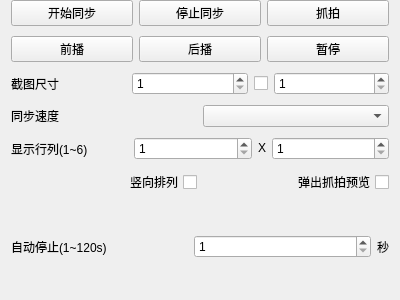
intWang/BDY, file PC_ClientSDK.201804142014/PPPCS_ClientUI/SnapCtrlWidget.ui: the form before one commit.
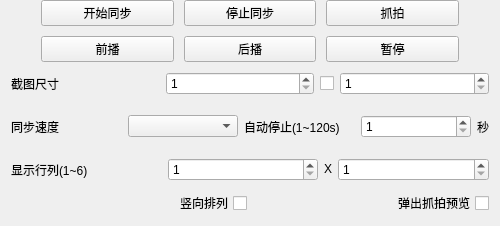
The form after the commit.

```diff
--- a/PC_ClientSDK.201804142014/PPPCS_ClientUI/SnapCtrlWidget.ui
+++ b/PC_ClientSDK.201804142014/PPPCS_ClientUI/SnapCtrlWidget.ui
@@ -6,8 +6,8 @@
    <rect>
     <x>0</x>
     <y>0</y>
-    <width>400</width>
-    <height>300</height>
+    <width>500</width>
+    <height>226</height>
    </rect>
   </property>
   <property name="windowTitle">
@@ -22,6 +22,15 @@
    </property>
    <item>
     <layout class="QHBoxLayout" name="horizontalLayout">
+     <property name="spacing">
+      <number>10</number>
+     </property>
+     <property name="leftMargin">
+      <number>30</number>
+     </property>
+     <property name="rightMargin">
+      <number>30</number>
+     </property>
      <item>
       <widget class="QPushButton" name="btnStartSync">
        <property name="text">
@@ -47,6 +56,15 @@
    </item>
    <item>
     <layout class="QHBoxLayout" name="horizontalLayout_2">
+     <property name="spacing">
+      <number>10</number>
+     </property>
+     <property name="leftMargin">
+      <number>30</number>
+     </property>
+     <property name="rightMargin">
+      <number>30</number>
+     </property>
      <item>
       <widget class="QPushButton" name="btnPreView">
        <property name="text">
@@ -126,6 +144,36 @@
      <item>
       <widget class="QComboBox" name="cboSyncSpeed"/>
      </item>
+     <item>
+      <widget class="QLabel" name="lblAutoCountDown">
+       <property name="text">
+        <string>自动停止(1~120s)</string>
+       </property>
+      </widget>
+     </item>
+     <item>
+      <widget class="QSpinBox" name="spinAutoStop">
+       <property name="minimum">
+        <number>1</number>
+       </property>
+       <property name="maximum">
+        <number>120</number>
+       </property>
+      </widget>
+     </item>
+     <item>
+      <widget class="QLabel" name="label_6">
+       <property name="sizePolicy">
+        <sizepolicy hsizetype="Fixed" vsizetype="Preferred">
+         <horstretch>0</horstretch>
+         <verstretch>0</verstretch>
+        </sizepolicy>
+       </property>
+       <property name="text">
+        <string>秒</string>
+       </property>
+      </widget>
+     </item>
     </layout>
    </item>
    <item>
@@ -196,40 +244,6 @@
      </item>
     </layout>
    </item>
-   <item>
-    <layout class="QHBoxLayout" name="horizontalLayout_7">
-     <item>
-      <widget class="QLabel" name="lblAutoCountDown">
-       <property name="text">
-        <string>自动停止(1~120s)</string>
-       </property>
-      </widget>
-     </item>
-     <item>
-      <widget class="QSpinBox" name="spinAutoStop">
-       <property name="minimum">
-        <number>1</number>
-       </property>
-       <property name="maximum">
-        <number>120</number>
-       </property>
-      </widget>
-     </item>
-     <item>
-      <widget class="QLabel" name="label_6">
-       <property name="sizePolicy">
-        <sizepolicy hsizetype="Fixed" vsizetype="Preferred">
-         <horstretch>0</horstretch>
-         <verstretch>0</verstretch>
-        </sizepolicy>
-       </property>
-       <property name="text">
-        <string>秒</string>
-       </property>
-      </widget>
-     </item>
-    </layout>
-   </item>
   </layout>
  </widget>
  <layoutdefault spacing="6" margin="11"/>
```
